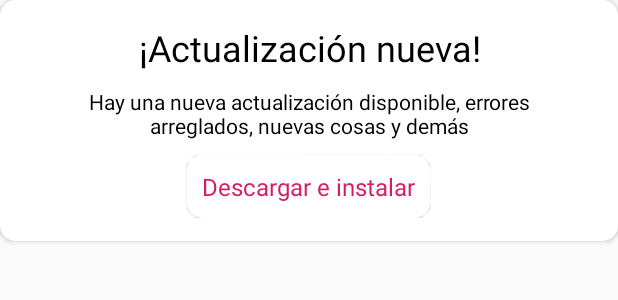
After one commit to AomineD/winesupporthh, an Android app: the layout update_dialog.xml on its own in the app's theme, with its tools: preview values and no code run, on a phone screen of 412 x 824 dp. The commit adds this screen. Shown: the top 300 px of the screen. Run offline under Robolectric (Android 15) with nearby library versions, the phone set to English and light mode, and no system bars; network calls fail; Roboto replaces fonts that are not available here.

Commit message:
New Features UPDATER

```diff
--- a/app/build.gradle
+++ b/app/build.gradle
@@ -7,8 +7,8 @@ android {
         minSdkVersion 19
         targetSdkVersion 28
         multiDexEnabled true
-        versionCode 1
-        versionName "1.0"
+        versionCode 2
+        versionName "1.0.2"
         testInstrumentationRunner "android.support.test.runner.AndroidJUnitRunner"
     }
     buildTypes {
--- /dev/null
+++ b/presentlogolib/src/main/res/layout/update_dialog.xml
@@ -0,0 +1,60 @@
+<?xml version="1.0" encoding="utf-8"?>
+<android.support.v7.widget.CardView xmlns:android="http://schemas.android.com/apk/res/android"
+    xmlns:app="http://schemas.android.com/apk/res-auto"
+    android:orientation="vertical"
+    android:layout_width="match_parent"
+    android:gravity="center_horizontal"
+    app:cardCornerRadius="10dp"
+    app:cardBackgroundColor="@color/white"
+    android:layout_height="wrap_content">
+<LinearLayout
+    android:padding="15dp"
+    android:orientation="vertical"
+    android:layout_width="match_parent"
+    android:gravity="center_horizontal"
+    android:layout_height="wrap_content">
+
+
+    <TextView
+        android:layout_width="wrap_content"
+        android:layout_height="wrap_content"
+        android:gravity="center"
+        android:text="@string/update_dialog_title"
+        android:textColor="@color/black"
+        android:textSize="24sp"
+        />
+    <TextView
+        android:layout_marginTop="10dp"
+        android:layout_width="wrap_content"
+        android:layout_height="wrap_content"
+        android:gravity="center"
+        android:text="@string/update_dialog_desc"
+        android:layout_marginEnd="35dp"
+        android:layout_marginStart="35dp"
+        android:textColor="@color/black"
+        android:textSize="14sp"
+        />
+
+    <android.support.v7.widget.CardView
+        android:id="@+id/installit"
+        android:layout_width="wrap_content"
+        android:layout_height="wrap_content"
+        android:layout_marginTop="10dp"
+        app:cardBackgroundColor="@color/white"
+        app:cardCornerRadius="10dp"
+        app:cardElevation="1dp">
+
+        <TextView
+            android:id="@+id/texting"
+            android:layout_width="wrap_content"
+            android:layout_height="wrap_content"
+            android:layout_margin="10dp"
+            android:layout_marginStart="35dp"
+            android:layout_marginEnd="35dp"
+            android:gravity="center"
+            android:text="@string/installit"
+            android:textColor="@color/colorAccent"
+            android:textSize="16sp" />
+    </android.support.v7.widget.CardView>
+</LinearLayout>
+</android.support.v7.widget.CardView>
--- a/presentlogolib/src/main/res/values/eqcolor.xml
+++ b/presentlogolib/src/main/res/values/eqcolor.xml
@@ -4,4 +4,6 @@
     <color name="colorListItem">#111111</color>
 
     <color name="col">#B24242</color>
+
+    <color name="transparent">#00FFFFFF</color>
 </resources>
--- a/presentlogolib/src/main/res/values/strings.xml
+++ b/presentlogolib/src/main/res/values/strings.xml
@@ -74,6 +74,9 @@
     <string name="admob_banner">ca-app-pub-3940256099942544/6300978111</string>
     <string name="alsoin">Siguiente...</string>
     <string name="caninterest">Te pueden interesar</string>
+    <string name="update_dialog_title">¡Actualización nueva!</string>
+    <string name="update_dialog_desc">Hay una nueva actualización disponible, errores arreglados, nuevas cosas y demás</string>
+    <string name="installit">Descargar e instalar</string>
 
     <!--  COLORS -->
 
```
Also changed, not shown: app/src/main/java/com/dagf/winesupport/MainActivity.java (+19 -137 lines), app/src/main/res/layout/activity_main.xml (+0 -27 lines), presentlogolib/src/main/java/com/dagf/presentlogolib/utils/UpdateDialog.java (added, +139 -0 lines), presentlogolib/src/main/java/com/dagf/presentlogolib/utils/Updater.java (added, +67 -0 lines).
